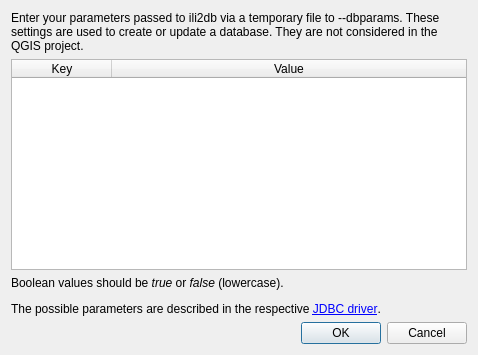
opengisch/QgisModelBaker, file QgisModelBaker/ui/dbparam_map.ui: the form before one commit.
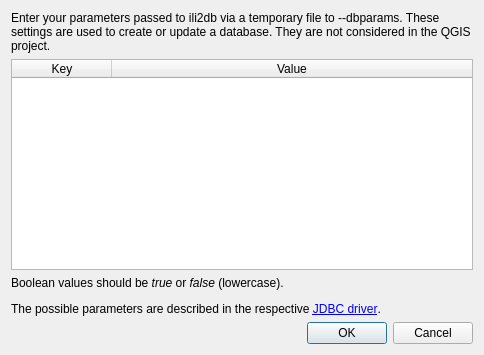
The form after the commit.

Commit message: Custom parameters passed via dbparams file to ili2db should be configured generally, since they are sometimes java specific and are not used at all in QGIS. This means it should be set 'generally' for all the pg-actions we do. Because the option dialog grew, I added a new tab for DB settings (superuser settings is there as well)

What changed in the file:
```diff
--- a/QgisModelBaker/ui/dbparam_map.ui
+++ b/QgisModelBaker/ui/dbparam_map.ui
@@ -6,7 +6,7 @@
    <rect>
     <x>0</x>
     <y>0</y>
-    <width>478</width>
+    <width>484</width>
     <height>355</height>
    </rect>
   </property>
```
Left out of the diff: 3 changed lines with no effect on the pictures. The commit also changes 5 other files.
